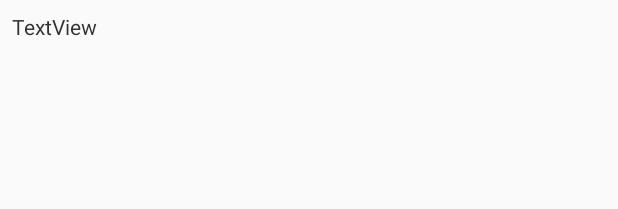
After one commit to muety/baking-time-android, an Android app: the layout recipe_step_item.xml on its own in the app's theme, with its tools: preview values and no code run, on a phone screen of 412 x 824 dp. The commit adds this screen. Shown: the top 209 px of the screen. Run offline under Robolectric (Android 15) with nearby library versions, the phone set to English and light mode, and no system bars.

Commit message:
View enhancements.

```diff
--- a/app/src/main/java/com/github/n1try/bakingtime/ui/StepDetailFragment.java
+++ b/app/src/main/java/com/github/n1try/bakingtime/ui/StepDetailFragment.java
@@ -50,7 +50,7 @@ public class StepDetailFragment extends Fragment {
         mRecipe = getArguments().getParcelable(MainActivity.KEY_RECIPE_ID);
         mStepIndex = getArguments().getInt(MainActivity.KEY_RECIPE_STEP_INDEX);
         isTablet = getResources().getBoolean(R.bool.is_tablet);
-        getActivity().setTitle(BasicUtils.styleTitle(mRecipe.getName() + " - Step " + mStepIndex));
+        getActivity().setTitle(BasicUtils.styleTitle(mRecipe.getName() + " - Step " + (mStepIndex + 1)));
     }
 
     @Nullable
--- a/app/src/main/res/layout/fragment_detail_overview.xml
+++ b/app/src/main/res/layout/fragment_detail_overview.xml
@@ -23,7 +23,7 @@
             android:id="@+id/ingredients_tv"
             android:layout_width="match_parent"
             android:layout_height="wrap_content"
-            android:lineSpacingMultiplier="1.25"
+            android:lineSpacingMultiplier="1.5"
             android:text="TextView" />
 
     </LinearLayout>
--- a/app/src/main/res/layout/fragment_step_detail.xml
+++ b/app/src/main/res/layout/fragment_step_detail.xml
@@ -15,7 +15,7 @@
             android:layout_width="match_parent"
             android:layout_height="0px"
             android:layout_weight="1"
-            android:background="@color/colorSecondaryLight" />
+            android:background="@color/colorBackgroundHighlighted" />
 
         <ScrollView
             android:id="@+id/linearLayout"
--- /dev/null
+++ b/app/src/main/res/layout/recipe_step_item.xml
@@ -0,0 +1,17 @@
+<?xml version="1.0" encoding="utf-8"?>
+<LinearLayout xmlns:android="http://schemas.android.com/apk/res/android"
+    android:id="@+id/step_container"
+    android:layout_width="match_parent"
+    android:layout_height="wrap_content"
+    android:orientation="vertical">
+
+    <TextView
+        android:id="@+id/step_title_tv"
+        style="@style/NormalText"
+        android:layout_width="match_parent"
+        android:layout_height="wrap_content"
+        android:layout_gravity="center_vertical"
+        android:layout_margin="8dp"
+        android:lineSpacingMultiplier="1.5"
+        android:text="TextView" />
+</LinearLayout>
--- a/app/src/main/res/values/colors.xml
+++ b/app/src/main/res/values/colors.xml
@@ -9,4 +9,6 @@
     <color name="textColorPrimary">#333333</color>
     <color name="textColorSecondary">#333333</color>
     <color name="foreground_material_light">#be1515</color>
+    <color name="colorBackground">#FFFAFAFA</color>
+    <color name="colorBackgroundHighlighted">#dedede</color>
 </resources>
--- a/app/src/main/res/values/styles.xml
+++ b/app/src/main/res/values/styles.xml
@@ -24,4 +24,9 @@
         <item name="android:shadowDy">0</item>
         <item name="android:shadowRadius">3</item>
     </style>
+
+    <style name="NormalText" parent="TextAppearance.AppCompat">
+        <item name="android:textColor">@color/textColorPrimary</item>
+        <item name="android:textSize">14sp</item>
+    </style>
 </resources>
```
Also changed, not shown: app/src/main/java/com/github/n1try/bakingtime/ui/RecipeDetailFragment.java (+3 -14 lines), app/src/main/java/com/github/n1try/bakingtime/ui/RecipeStepsAdapter.java (added, +53 -0 lines).
